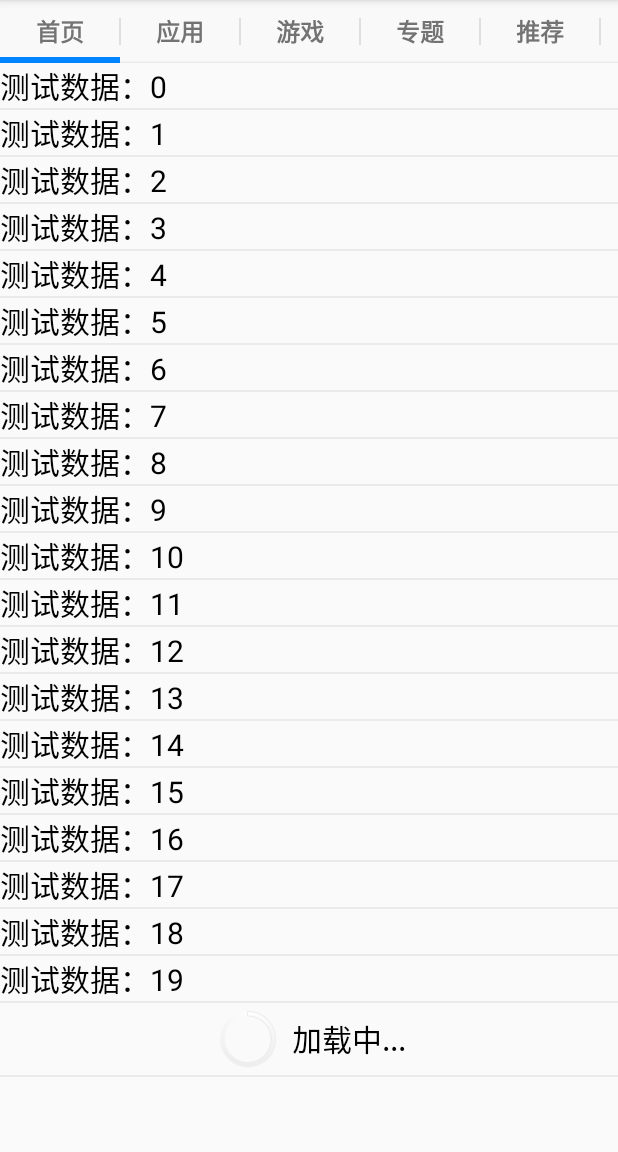
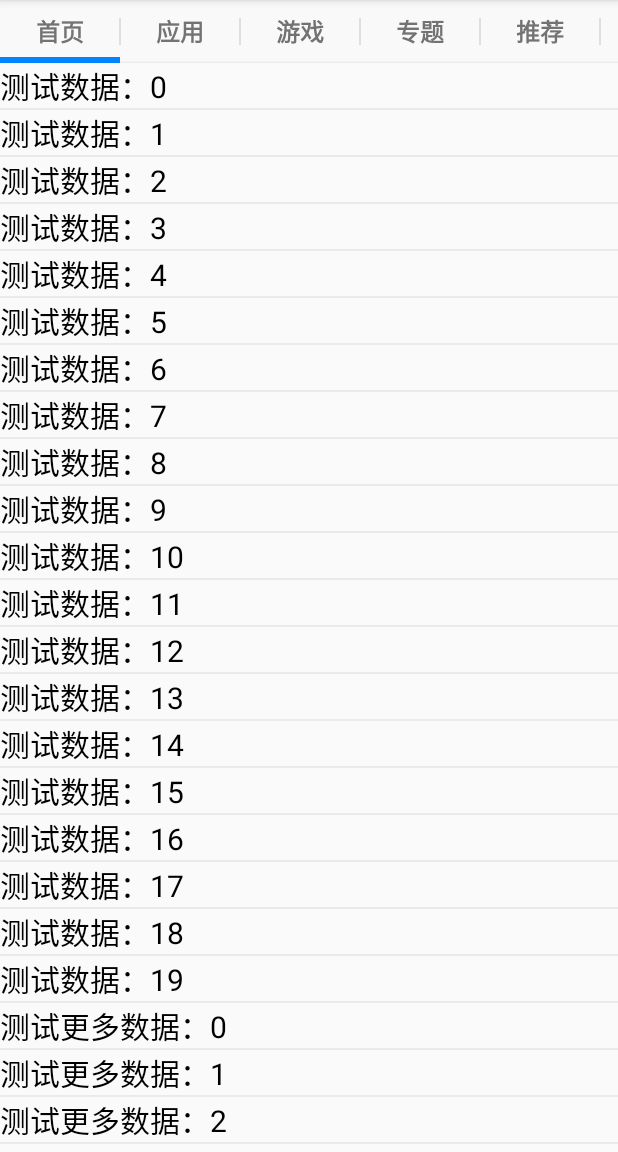
Before and after one commit to qiangzhouliang/GooglePlay, an Android app: the screen it shows after launch (MainActivity), on a phone screen of 412 x 824 dp, the part 84-1236 px from its top. Run offline under Robolectric (Android 15) with nearby library versions, the phone set to English and light mode, and no system bars.

Commit message:
加载更多数据逻辑

```diff
--- a/app/src/main/java/com/example/qzl/googleplay/ui/adapter/MyBaseAdapter.java
+++ b/app/src/main/java/com/example/qzl/googleplay/ui/adapter/MyBaseAdapter.java
@@ -3,9 +3,11 @@ package com.example.qzl.googleplay.ui.adapter;
 import android.view.View;
 import android.view.ViewGroup;
 import android.widget.BaseAdapter;
+import android.widget.Toast;
 
 import com.example.qzl.googleplay.ui.holder.BaseHolder;
 import com.example.qzl.googleplay.ui.holder.MoreHolder;
+import com.example.qzl.googleplay.utils.UIUtils;
 
 import java.util.ArrayList;
 
@@ -69,7 +71,7 @@ public abstract class MyBaseAdapter<T> extends BaseAdapter {
             //判断是否是加载更多的类型
             if (getItemViewType(position) == TYPE_MORE){
                 //加载更多
-                holder = new MoreHolder();
+                holder = new MoreHolder(hasMore());
             }else {
                 holder = getHolder();//子类返回具体对象
             }
@@ -81,10 +83,61 @@ public abstract class MyBaseAdapter<T> extends BaseAdapter {
             holder.setData(getItem(position));
         }else {
             //加载更多布局的数据
-
+            //一旦加载更多布局显示出来，就开始加载更多
+            //只有在有更多数据的状态下，才加载更多
+            MoreHolder moreHolder = (MoreHolder) holder;
+            if (moreHolder.getData() == MoreHolder.STATE_MORE_MORE) {
+                loadMore(moreHolder);
+            }
         }
         return holder.getRootView();
     }
+
+    //子类可以重写此方法来决定是否可以加载更多
+    public boolean hasMore(){
+        return true;//默认都是有更多数据的
+    }
     //返回当前页面的holder对象，必须子类实现
     public abstract BaseHolder<T> getHolder();
+
+    private boolean isLoadMore = false;//标记是否正在加载更多
+    //加载更多数据
+    public void loadMore(final MoreHolder holder){
+        if (!isLoadMore) {
+            isLoadMore = true;
+            new Thread() {
+                @Override
+                public void run() {
+                    //拿到数据
+                    final ArrayList<T> moreData = onLoadMore();
+                    UIUtils.runOnUIThread(new Runnable() {
+                        @Override
+                        public void run() {
+                            if (moreData != null) {
+                                //每一页有20条数据，如果返回的数据小于20条，就认为没有更多数据了，到了最后一页
+                                if (moreData.size() < 20) {
+                                    holder.setData(MoreHolder.STATE_MORE_NONE);
+                                    Toast.makeText(UIUtils.getContext(), "没有更多数据了", Toast.LENGTH_SHORT).show();
+                                } else {
+                                    //还有更多数据
+                                    holder.setData(MoreHolder.STATE_MORE_MORE);
+                                }
+                                //将更多数据追加到当前集合中
+                                data.addAll(moreData);
+                                //刷新界面
+                                MyBaseAdapter.this.notifyDataSetChanged();
+                            } else {
+                                //加载更多失败
+                                holder.setData(MoreHolder.STATE_MORE_ERROR);
+                            }
+                            isLoadMore = false;
+                        }
+                    });
+                }
+            }.start();
+        }
+    }
+
+    //加载更多数据，必须由子类实现
+    public abstract ArrayList<T> onLoadMore();
 }
--- a/app/src/main/java/com/example/qzl/googleplay/ui/fragment/HomeFragment.java
+++ b/app/src/main/java/com/example/qzl/googleplay/ui/fragment/HomeFragment.java
@@ -1,5 +1,6 @@
 package com.example.qzl.googleplay.ui.fragment;
 
+import android.os.SystemClock;
 import android.view.View;
 import android.widget.ListView;
 
@@ -50,7 +51,18 @@ public class HomeFragment extends BaseFragment {
         public BaseHolder<String> getHolder() {
             return new HomeHolder();
         }
-//        @Override
+
+        //此方法在子线程
+        @Override
+        public ArrayList<String> onLoadMore() {
+            ArrayList<String> moreData = new ArrayList<>();
+            for (int i = 0; i < 10; i++) {
+                moreData.add("测试更多数据："+i);
+            }
+            SystemClock.sleep(2000);
+            return moreData;
+        }
+        //        @Override
 //        public View getView(int position, View convertView, ViewGroup parent) {
 //            ViewHolder holder;
 //            if (convertView == null){
--- a/app/src/main/java/com/example/qzl/googleplay/ui/holder/MoreHolder.java
+++ b/app/src/main/java/com/example/qzl/googleplay/ui/holder/MoreHolder.java
@@ -1,6 +1,8 @@
 package com.example.qzl.googleplay.ui.holder;
 
 import android.view.View;
+import android.widget.LinearLayout;
+import android.widget.TextView;
 
 import com.example.qzl.googleplay.R;
 import com.example.qzl.googleplay.utils.UIUtils;
@@ -9,14 +11,48 @@ import com.example.qzl.googleplay.utils.UIUtils;
  * Created by Qzl on 2016-08-07.
  */
 public class MoreHolder extends BaseHolder<Integer> {
+    //加载更多的几种状态
+    //1 可以加载更多
+    //2 加载更多失败
+    //3 没有更多数据了
+
+    public static final int STATE_MORE_MORE = 1;
+    public static final int STATE_MORE_ERROR = 2;
+    public static final int STATE_MORE_NONE = 3;
+    private LinearLayout mLlLoadMore;
+    private TextView mTv_loadError;
+
+    public MoreHolder(boolean hasMore) {
+        //如果有更多数据，状态为STATE_MORE_MORE，否则为STATE_MORE_NONE，将此状态传递给父类的打他，父类会同时刷新界面
+        setData(hasMore ? STATE_MORE_MORE : STATE_MORE_NONE);//setData结束后，一定会调refreshView
+    }
+
     @Override
     public View initView() {
         View view = UIUtils.inflate(R.layout.list_item_more);
+        mLlLoadMore = (LinearLayout) view.findViewById(R.id.ll_lim_more);
+        mTv_loadError = (TextView) view.findViewById(R.id.tv_lim_load_error);
         return view;
     }
 
     @Override
     public void refreshView(Integer data) {
-
+        switch (data) {
+            case STATE_MORE_MORE:
+                //显示加载更多
+                mLlLoadMore.setVisibility(View.VISIBLE);
+                mTv_loadError.setVisibility(View.GONE);
+                break;
+            case STATE_MORE_NONE:
+                //隐藏加载更多
+                mLlLoadMore.setVisibility(View.GONE);
+                mTv_loadError.setVisibility(View.GONE);
+                break;
+            case STATE_MORE_ERROR:
+                //显示加载失败的布局
+                mLlLoadMore.setVisibility(View.GONE);
+                mTv_loadError.setVisibility(View.VISIBLE);
+                break;
+        }
     }
 }
```
Also changed, not shown: app/src/main/res/layout/list_item_more.xml (+22 -2 lines).
